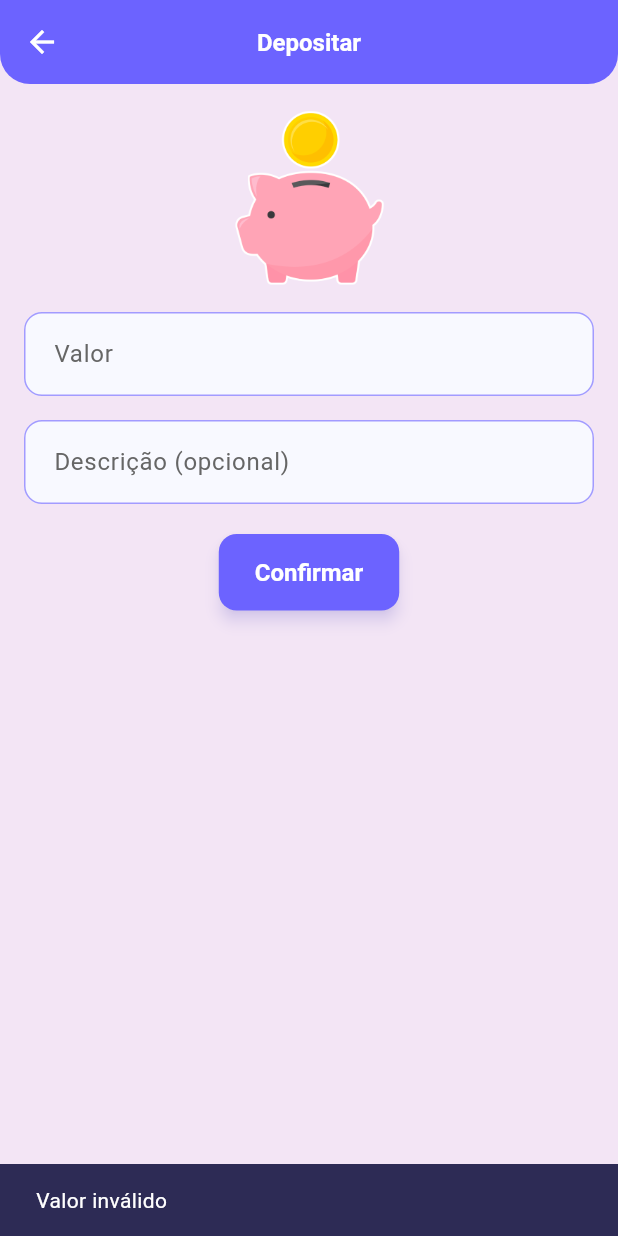
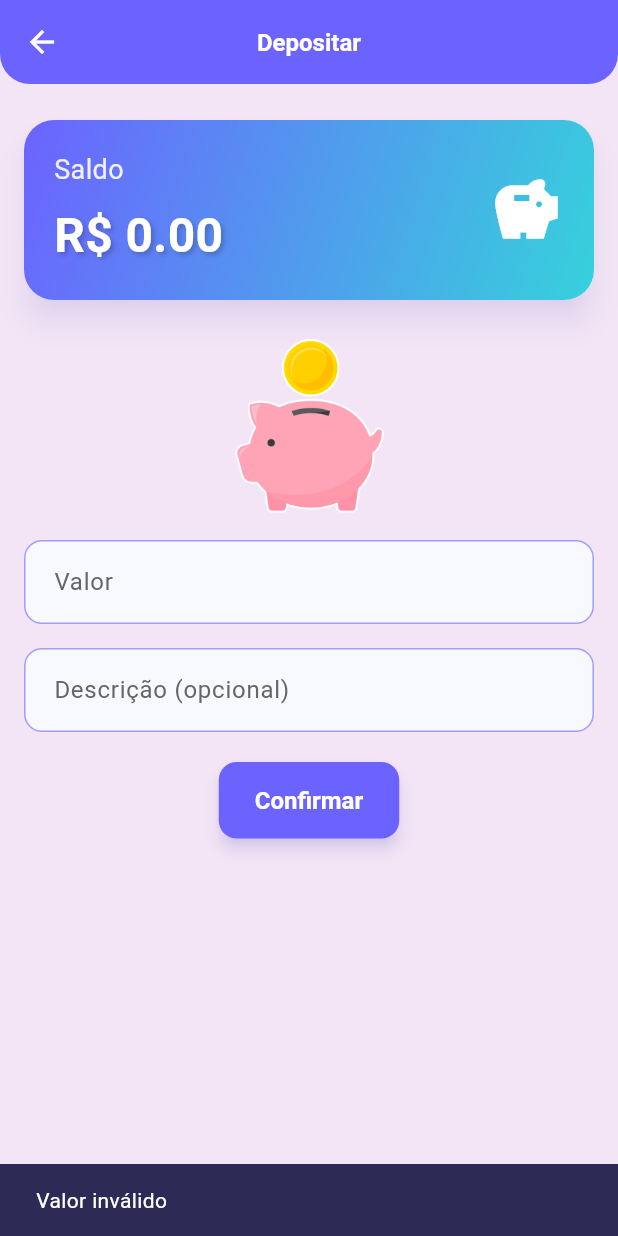
Before and after one commit to elbriga/my_kid_money, a Flutter app: the DepositScreen screen opened directly, after a tap on "Confirmar", on a phone screen of 412 x 824 dp. Run offline on Flutter 3.47's test engine with Material 3 defaults, Android fonts, the phone set to English and light mode, and no system bars; our stand-ins replace audioplayers, confetti, fl_chart, image_picker, local_auth, shared_preferences; accounts and stored records are empty.

Commit message:
balance on deposit

```diff
--- a/lib/screens/deposit_screen.dart
+++ b/lib/screens/deposit_screen.dart
@@ -1,6 +1,7 @@
 import 'package:audioplayers/audioplayers.dart';
 import 'package:confetti/confetti.dart';
 import 'package:flutter/material.dart';
+import 'package:my_kid_money/widgets/balance_card.dart';
 import '../theme/colors.dart';
 
 import '../models/transaction.dart';
@@ -20,13 +21,33 @@ class _DepositScreenState extends State<DepositScreen> {
   late ConfettiController _confettiController;
   late AudioPlayer _audioPlayer;
 
+  Account? _currentAccount;
+  bool _isLoading = true;
+
   @override
   void initState() {
     super.initState();
+    _loadAccount();
     _confettiController = ConfettiController(
       duration: const Duration(seconds: 4),
     );
     _audioPlayer = AudioPlayer();
+  }
+
+  Future<void> _loadAccount() async {
+    setState(() {
+      _isLoading = true;
+    });
+    try {
+      _currentAccount = await StorageService.getCurrentAccount();
+    } catch (e) {
+      showMsg("Erro ao carregar conta: $e");
+      _currentAccount = null;
+    } finally {
+      setState(() {
+        _isLoading = false;
+      });
+    }
   }
 
   @override
@@ -84,11 +105,32 @@ class _DepositScreenState extends State<DepositScreen> {
         Scaffold(
           appBar: AppBar(title: const Text("Depositar")),
           backgroundColor: Colors.purple[50],
-          body: Padding(
+          body: _isLoading
+              ? const Center(child: CircularProgressIndicator())
+              : _currentAccount == null
+              ? Center(
+                  child: Column(
+                    mainAxisAlignment: MainAxisAlignment.center,
+                    children: [
+                      const Text('Não foi possível carregar a conta.'),
+                      ElevatedButton(
+                        onPressed: _loadAccount,
+                        child: const Text('Tentar Novamente'),
+                      ),
+                    ],
+                  ),
+                )
+              : Padding(
                   padding: const EdgeInsets.all(16),
                   child: Column(
                     children: [
-                Image.asset('assets/icon/icon.png', height: 120, width: 120),
+                      BalanceCard(balance: _currentAccount!.balance),
+                      const SizedBox(height: 16),
+                      Image.asset(
+                        'assets/icon/icon.png',
+                        height: 120,
+                        width: 120,
+                      ),
                       const SizedBox(height: 16),
                       TextField(
                         controller: controllerValor,
--- a/lib/screens/withdraw_screen.dart
+++ b/lib/screens/withdraw_screen.dart
@@ -36,10 +36,7 @@ class _WithdrawScreenState extends State<WithdrawScreen> {
       _currentAccount = await StorageService.getCurrentAccount();
     } catch (e) {
       showMsg("Erro ao carregar conta");
-      setState(() {
-        _isLoading = false;
-        _currentAccount = null;
-      });
+      _currentAccount = null;
     } finally {
       setState(() {
         _isLoading = false;
```
Lines whose indentation alone changed are shown as unchanged.
